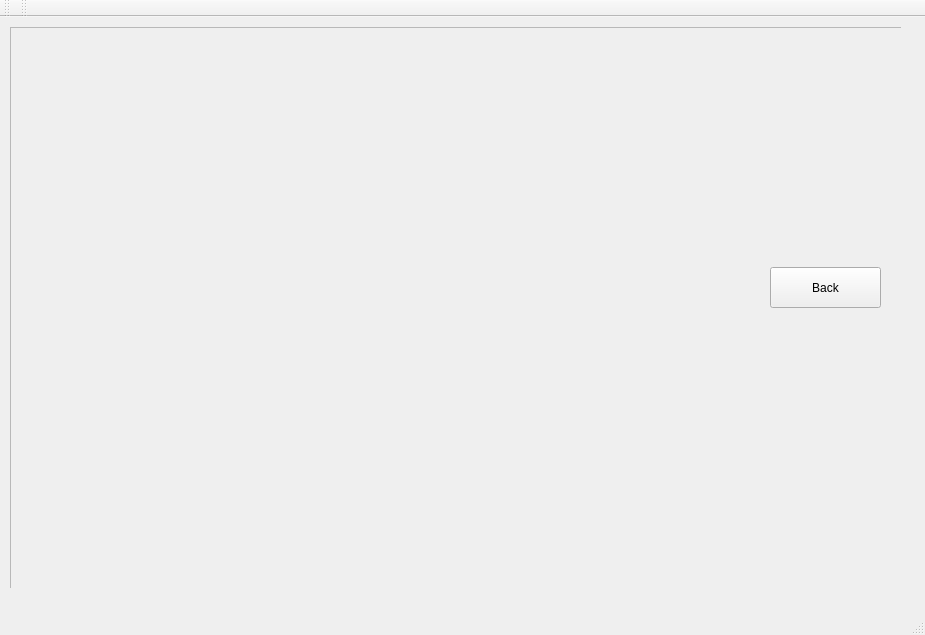
Before: the Qt Designer form srcs/gui/mainwindow.ui in eole1712/Gomoku, drawn with Qt 5.
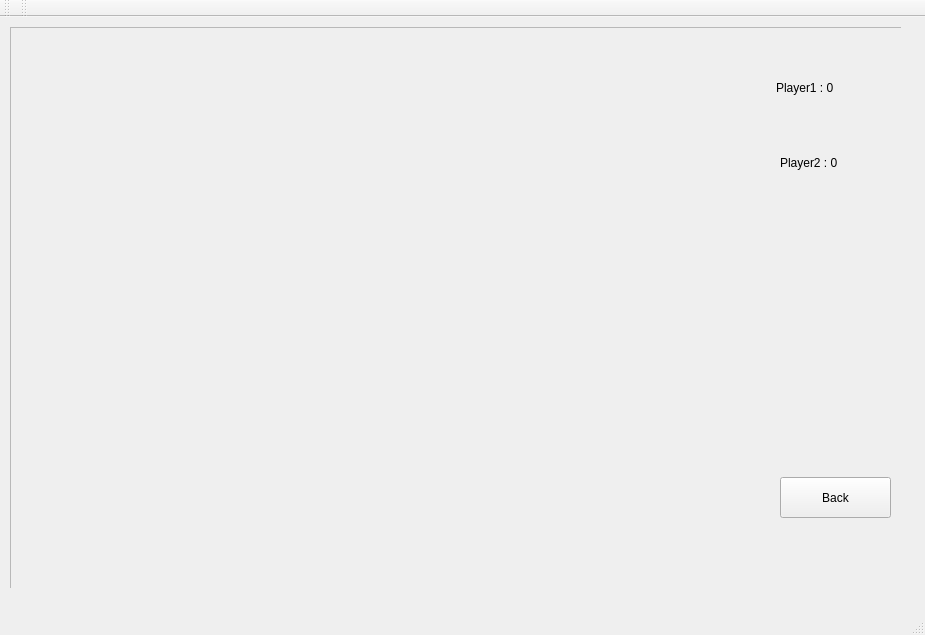
After: the same form once the commit is applied. The open tabs and pages were chosen to show the change. Custom widgets are drawn as their Qt base class.

Commit message: feat(Gomoku) ajout des scores

```diff
--- a/srcs/gui/mainwindow.ui
+++ b/srcs/gui/mainwindow.ui
@@ -84,8 +84,8 @@
       <widget class="QPushButton" name="pushButton">
        <property name="geometry">
         <rect>
-         <x>760</x>
-         <y>240</y>
+         <x>770</x>
+         <y>450</y>
          <width>111</width>
          <height>41</height>
         </rect>
@@ -105,6 +105,32 @@
        </property>
        <layout class="QGridLayout" name="gridLayout"/>
       </widget>
+      <widget class="QLabel" name="score1">
+       <property name="geometry">
+        <rect>
+         <x>766</x>
+         <y>40</y>
+         <width>111</width>
+         <height>41</height>
+        </rect>
+       </property>
+       <property name="text">
+        <string>Player1 : 0</string>
+       </property>
+      </widget>
+      <widget class="QLabel" name="score2">
+       <property name="geometry">
+        <rect>
+         <x>770</x>
+         <y>110</y>
+         <width>131</width>
+         <height>51</height>
+        </rect>
+       </property>
+       <property name="text">
+        <string>Player2 : 0</string>
+       </property>
+      </widget>
      </widget>
     </widget>
     <widget class="QWidget" name="page_2">
```
Left out of the diff: 2 changed lines with no effect on the pictures. The commit also changes 5 other files.
